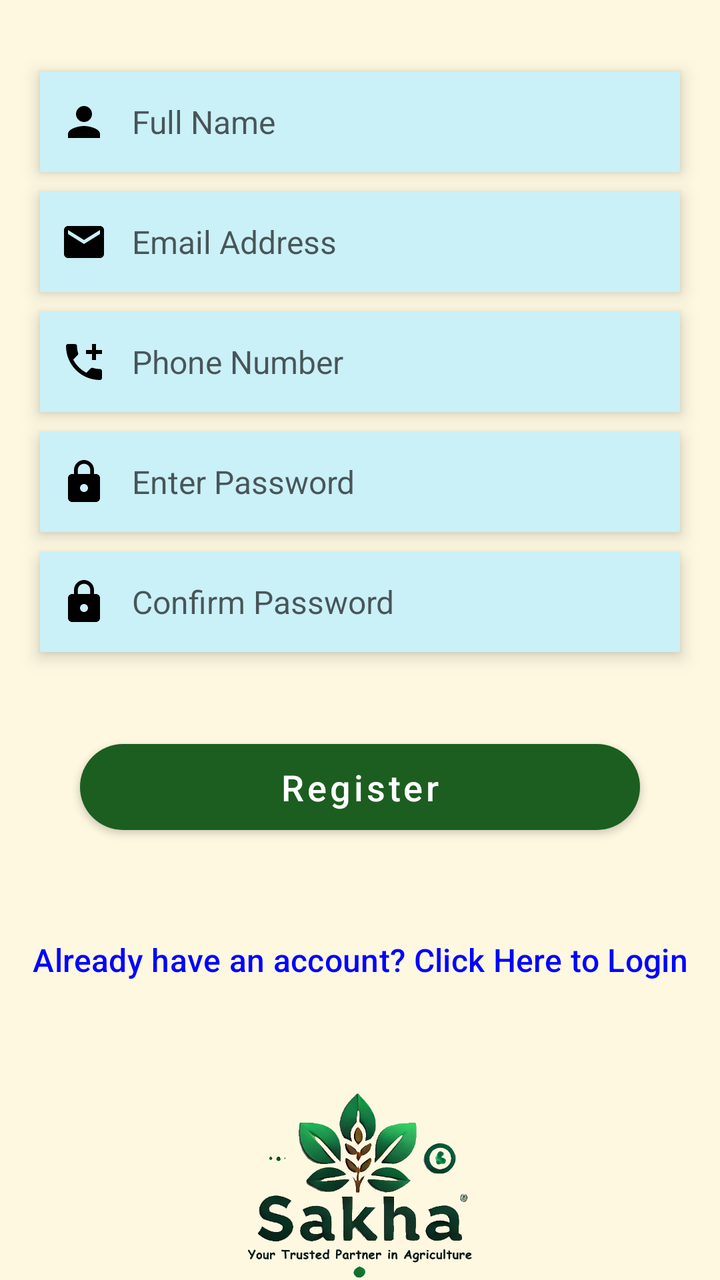
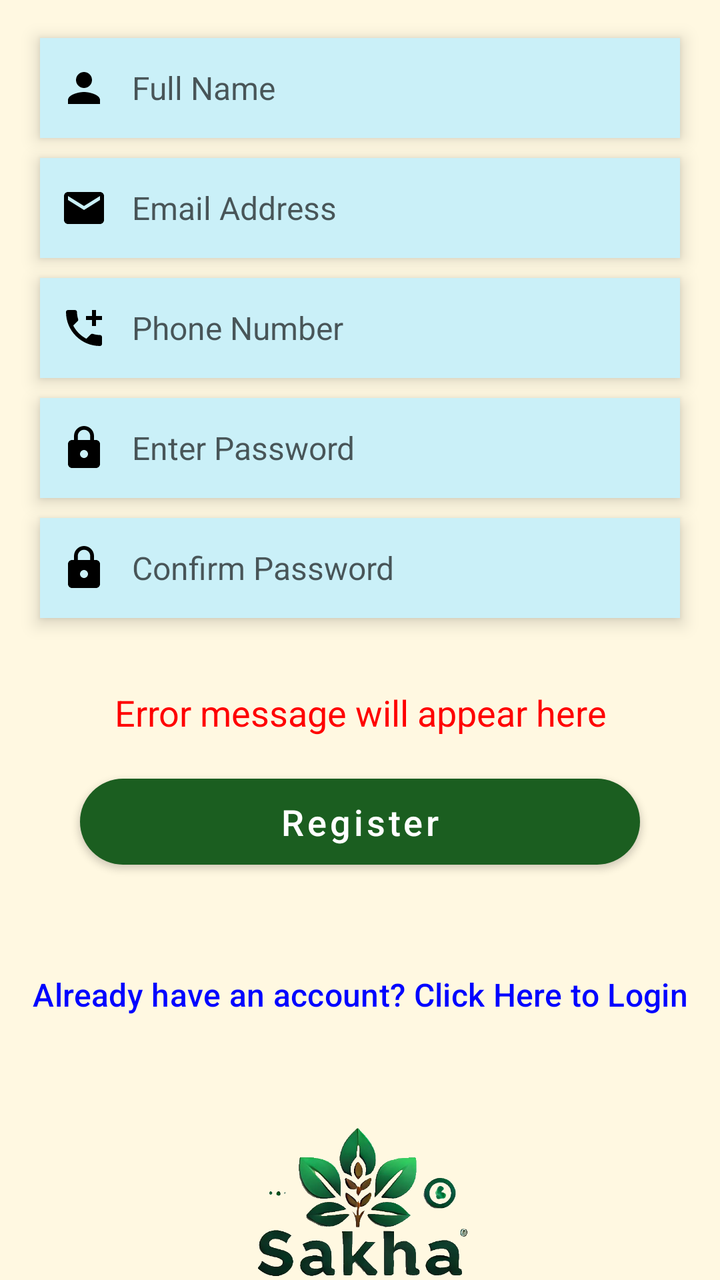

Compare the two renders of this Android layout. The source of the first and the diff that turns it into the second are given below.
<!-- AndroidManifest.xml: application theme Theme.Sakha -->
<!-- res/layout/activity_main.xml -->
<?xml version="1.0" encoding="utf-8"?>
<LinearLayout xmlns:android="http://schemas.android.com/apk/res/android"
    xmlns:app="http://schemas.android.com/apk/res-auto"
    android:layout_width="match_parent"
    android:layout_height="match_parent"
    android:orientation="vertical"
    android:background="@color/background"
    android:gravity="center"
    android:id="@+id/main">

    <EditText
        android:id="@+id/userFname"
        android:layout_width="match_parent"
        android:ems="10"
        style="@style/edit_text_presets"
        android:layout_marginTop= "50dp"
        android:hint="@string/full_name_hint"
        android:autofillHints="Full Name"
        android:drawableStart="@drawable/person_ic"
        android:inputType="text" />

    <EditText
        android:id="@+id/usermail"
        style="@style/edit_text_presets"
        android:layout_marginTop= "0dp"
        android:layout_width="match_parent"
        android:ems="10"
        android:hint="@string/email_hint"
        android:inputType="textPassword"
        android:autofillHints="Password"

        android:drawableStart="@drawable/user_mail"/>

    <EditText
        android:id="@+id/usernum"
        style="@style/edit_text_presets"
        android:layout_marginTop= "0dp"
        android:layout_width="match_parent"
        android:ems="10"
        android:hint="@string/phone_num_hint"
        android:inputType="phone"
        android:maxLength="10"
        android:autofillHints="Password"
        android:drawableStart="@drawable/phone_num"/>

    <EditText
        android:id="@+id/userPwd"
        style="@style/edit_text_presets"
        android:layout_marginTop= "0dp"
        android:layout_width="match_parent"
        android:ems="10"
        android:hint="@string/password"
        android:inputType="textPassword"
        android:autofillHints="Password"
        android:drawableStart="@drawable/lock_ic"/>

    <EditText
        android:id="@+id/confuser_Pwd"
        style="@style/edit_text_presets"
        android:layout_marginTop= "0dp"
        android:layout_width="match_parent"
        android:ems="10"
        android:hint="@string/confirm_pwd_hint"
        android:inputType="textPassword"
        android:autofillHints="Password"
        android:drawableStart="@drawable/lock_ic"/>



    <Button
        android:id="@+id/register_btn"
        android:layout_width="match_parent"
        android:layout_marginTop="30dp"
        android:text="@string/register_btn"
        style="@style/button_view_presets" />

    <Button
        android:id="@+id/new_registration"
        android:layout_width="380dp"
        android:layout_height="48dp"
        android:textColor="@color/blue"
        android:text="@string/already_account"
        android:layout_marginTop="35dp"
        android:textSize="16sp"
        android:background="@color/transparentBg"/>

    <ImageView
        android:id="@+id/imageView2"
        android:contentDescription="@string/logo_description"
        app:srcCompat="@drawable/no_bg_sakha_logo"
        style="@style/No_bg_logo_presets"
        android:layout_marginTop="30dp"/>


</LinearLayout>
<!-- resources referenced by this layout -->
<resources>
  <color name="background">#FFF8E1</color>
  <color name="blue">#0003FF</color>
  <color name="transparentBg">#00000000</color>
  <!-- drawable lock_ic (drawable) -->
  <vector xmlns:android="http://schemas.android.com/apk/res/android" android:height="24dp" android:tint="#000000" android:viewportHeight="24" android:viewportWidth="24" android:width="24dp">
        
      <path android:fillColor="@android:color/white" android:pathData="M18,8h-1L17,6c0,-2.76 -2.24,-5 -5,-5S7,3.24 7,6v2L6,8c-1.1,0 -2,0.9 -2,2v10c0,1.1 0.9,2 2,2h12c1.1,0 2,-0.9 2,-2L20,10c0,-1.1 -0.9,-2 -2,-2zM12,17c-1.1,0 -2,-0.9 -2,-2s0.9,-2 2,-2 2,0.9 2,2 -0.9,2 -2,2zM15.1,8L8.9,8L8.9,6c0,-1.71 1.39,-3.1 3.1,-3.1 1.71,0 3.1,1.39 3.1,3.1v2z"/>
      
  </vector>
  <!-- drawable person_ic (drawable) -->
  <vector xmlns:android="http://schemas.android.com/apk/res/android" android:height="24dp" android:tint="#000000" android:viewportHeight="24" android:viewportWidth="24" android:width="24dp">
        
      <path android:fillColor="@android:color/white" android:pathData="M12,12c2.21,0 4,-1.79 4,-4s-1.79,-4 -4,-4 -4,1.79 -4,4 1.79,4 4,4zM12,14c-2.67,0 -8,1.34 -8,4v2h16v-2c0,-2.66 -5.33,-4 -8,-4z"/>
      
  </vector>
  <!-- drawable user_mail (drawable) -->
  <vector xmlns:android="http://schemas.android.com/apk/res/android" android:height="24dp" android:tint="#000000" android:viewportHeight="24" android:viewportWidth="24" android:width="24dp">
        
      <path android:fillColor="@android:color/white" android:pathData="M20,4L4,4c-1.1,0 -1.99,0.9 -1.99,2L2,18c0,1.1 0.9,2 2,2h16c1.1,0 2,-0.9 2,-2L22,6c0,-1.1 -0.9,-2 -2,-2zM20,8l-8,5 -8,-5L4,6l8,5 8,-5v2z"/>
      
  </vector>
  <string name="already_account">Already have an account? Click Here to Login</string>
  <string name="confirm_pwd_hint">Confirm Password</string>
  <string name="email_hint">Email Address</string>
  <string name="full_name_hint">Full Name</string>
  <string name="logo_description">App Logo</string>
  <string name="password">Enter Password</string>
  <string name="phone_num_hint">Phone Number</string>
  <string name="register_btn">Register</string>
  <style name="No_bg_logo_presets">
          <item name="android:layout_width">@dimen/No_Bg_ImageWidth</item>
          <item name="android:layout_height">@dimen/No_Bg_ImageHeight</item>
      </style>
  <style name="Theme.Sakha" parent="Base.Theme.Sakha" />
  <dimen name="No_Bg_ImageWidth">120dp</dimen>
  <dimen name="No_Bg_ImageHeight">120dp</dimen>
  <dimen name="button_height">55dp</dimen>
  <dimen name="button_textSize">18sp</dimen>
  <dimen name="button_padding">6dp</dimen>
  <dimen name="button_elevation">5dp</dimen>
  <dimen name="button_topMargin">10dp</dimen>
  <dimen name="button_margin">40dp</dimen>
  <color name="btn_bg_tint">#1B5E20</color>
  <color name="btn_textColor">#FFFFFF</color>
  <dimen name="button_roundness">50dp</dimen>
  <dimen name="text_view_height">50dp</dimen>
  <dimen name="text_view_padding">10dp</dimen>
  <dimen name="text_view_textSize">16sp</dimen>
  <dimen name="text_view_bottom_margin">10dp</dimen>
  <dimen name="text_view_top_margin">10dp</dimen>
  <dimen name="text_view_drawablePadding">12dp</dimen>
  <color name="text_view_background">#CAF0F8</color>
  <dimen name="text_view_layout_marginStart">20dp</dimen>
  <dimen name="text_view_layout_marginEnd">20dp</dimen>
  <dimen name="text_view_elevation">5dp</dimen>
  <color name="text_view_textColorHint">#AA070707</color>
  <color name="text_view_textColor">#000000</color>
  <style name="Base.Theme.Sakha" parent="Theme.Material3.DayNight.NoActionBar">
          
          
      </style>
  <!-- unchanged entries left out for length: 4 -->
</resources>

<!-- the commit's change to res/layout/activity_main.xml (unified diff, before → after) -->
@@ -17,6 +17,7 @@
         android:hint="@string/full_name_hint"
         android:autofillHints="Full Name"
         android:drawableStart="@drawable/person_ic"
+        android:digits="abcdefghijklmnopqrstuvwxyzABCDEFGHIJKLMNOPQRSTUVWXYZ "
         android:inputType="text" />
 
     <EditText
@@ -26,8 +27,8 @@
         android:layout_width="match_parent"
         android:ems="10"
         android:hint="@string/email_hint"
-        android:inputType="textPassword"
-        android:autofillHints="Password"
+        android:inputType="textEmailAddress"
+        android:autofillHints="Email Address"
 
         android:drawableStart="@drawable/user_mail"/>
 
@@ -40,7 +41,7 @@
         android:hint="@string/phone_num_hint"
         android:inputType="phone"
         android:maxLength="10"
-        android:autofillHints="Password"
+        android:autofillHints="Mobile Number"
         android:drawableStart="@drawable/phone_num"/>
 
     <EditText
@@ -66,11 +67,21 @@
         android:drawableStart="@drawable/lock_ic"/>
 
 
+    <TextView
+        android:id="@+id/error_msg"
+        android:layout_width="match_parent"
+        android:layout_height="wrap_content"
+        android:ems="10"
+        android:textSize="18sp"
+        android:textColor="@color/red"
+        android:layout_marginTop="25dp"
+        android:textAlignment="center"
+        android:text="@string/error_message" />
 
     <Button
         android:id="@+id/register_btn"
         android:layout_width="match_parent"
-        android:layout_marginTop="30dp"
+        android:layout_marginTop="15dp"
         android:text="@string/register_btn"
         style="@style/button_view_presets" />
 
<!-- resource entries referenced after the edit -->
@@ -2,6 +2,7 @@
 <resources>
   <color name="background">#FFF8E1</color>
   <color name="blue">#0003FF</color>
+  <color name="red">#ff0000</color>
   <color name="transparentBg">#00000000</color>
   <!-- drawable lock_ic (drawable) -->
   <vector xmlns:android="http://schemas.android.com/apk/res/android" android:height="24dp" android:tint="#000000" android:viewportHeight="24" android:viewportWidth="24" android:width="24dp">
@@ -24,6 +25,7 @@
   <string name="already_account">Already have an account? Click Here to Login</string>
   <string name="confirm_pwd_hint">Confirm Password</string>
   <string name="email_hint">Email Address</string>
+  <string name="error_message">Error message will appear here</string>
   <string name="full_name_hint">Full Name</string>
   <string name="logo_description">App Logo</string>
   <string name="password">Enter Password</string>
